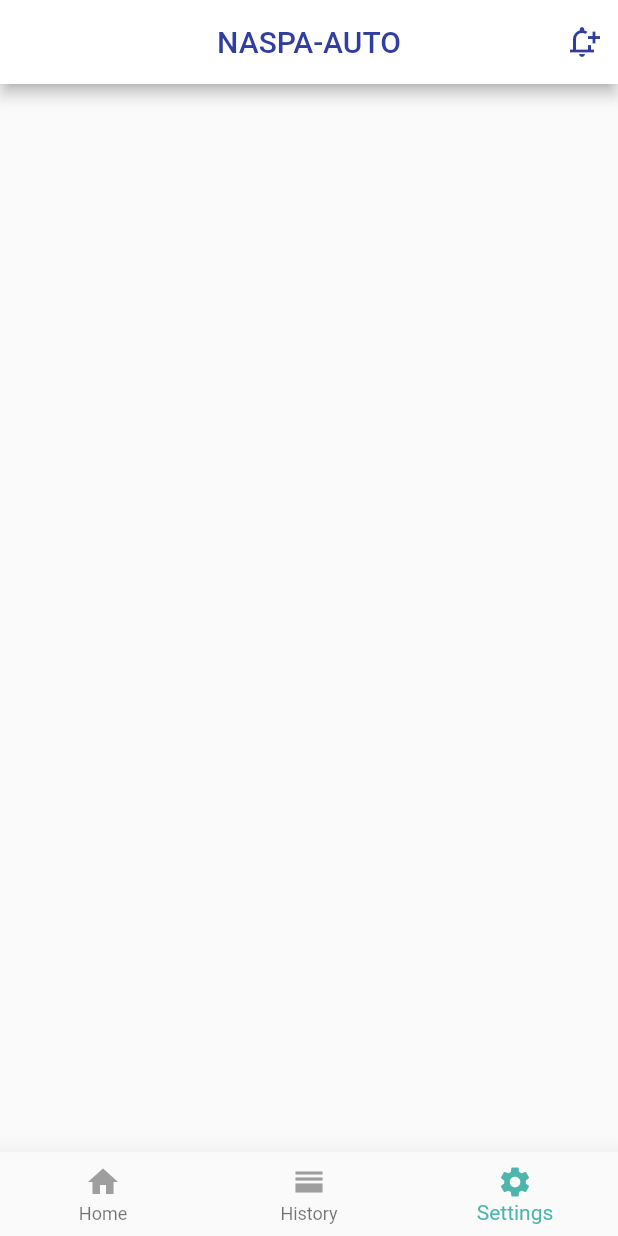
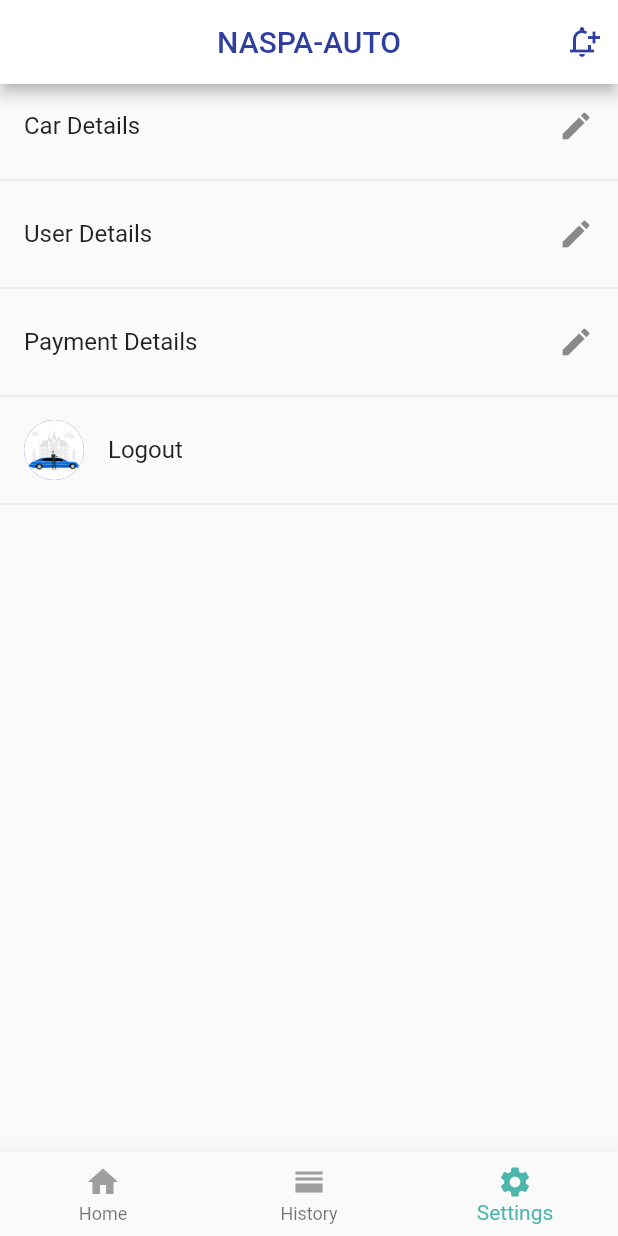
Before and after one commit to DynamoUltima/Naspa, a Flutter app: the Dashboard screen opened directly, item 3 of the bottom bar chosen, on a phone screen of 412 x 824 dp. Run offline on Flutter 3.47's test engine with Material 2 defaults, Android fonts, the phone set to English and light mode, and no system bars; our stand-ins replace carousel_slider, flutter_form_builder, table_calendar; network calls fail.

Commit message:
settings page created

```diff
--- a/lib/pages/auth/login.dart
+++ b/lib/pages/auth/login.dart
@@ -17,7 +17,7 @@ class _LoginState extends State<Login> {
   bool loading = false;
   final GlobalKey<FormState> _formkey = GlobalKey<FormState>();
   String src =
-      "https://www.shell.ca/en_ca/motorists/shell-canada-car-wash/_jcr_content/par/pageHeader/image.img.960.jpeg/1514941379206/27696-bnr-p5-cw-1900x1200-new.jpeg?imformat=chrome&imwidth=1280";
+      "https://i.pinimg.com/564x/74/16/a8/7416a803c1e946983e4abeef009a0ebf.jpg";
   Widget build(BuildContext context) {
     return Scaffold(
       body: Form(
--- a/lib/pages/home/home.dart
+++ b/lib/pages/home/home.dart
@@ -39,7 +39,9 @@ class _HomeState extends State<Home> {
     return Container(
       child: ListView(
         children: [
-          CarouselWidget(),
+          SizedBox(
+            height: 210,
+            child: CarouselWidget(),),
           Container(
             // height: 300,
             child: GridView.builder(
@@ -71,7 +73,7 @@ class _HomeState extends State<Home> {
       child: GestureDetector(
         onTap: () {
           Navigator.of(context).push(
-              MaterialPageRoute(builder: (context) => ServiceDetailPage()));
+              MaterialPageRoute(builder: (context) => ServiceDetailPage(pageTitle: title,)));
         },
         child: Card(
           clipBehavior: Clip.antiAliasWithSaveLayer,
--- a/lib/pages/home/settings.dart
+++ b/lib/pages/home/settings.dart
@@ -1,7 +1,8 @@
 import 'package:flutter/material.dart';
+import 'package:naspa/pages/auth/login.dart';
 
 class Setting extends StatefulWidget {
-  const Setting({ Key? key }) : super(key: key);
+  const Setting({Key? key}) : super(key: key);
 
   @override
   _SettingState createState() => _SettingState();
@@ -11,7 +12,57 @@ class _SettingState extends State<Setting> {
   @override
   Widget build(BuildContext context) {
     return Container(
-
+      child: ListView(
+        children: [
+          ListTile(
+            // leading: CircleAvatar(
+            //   backgroundColor: Colors.indigo[700],
+            //   foregroundImage: AssetImage("assets/images/limo.jpeg"),
+            // ),
+            title: Text("Car Details"),
+            // subtitle: Text("17th November 2020"),
+            trailing: Icon(Icons.edit),
+            onTap: () {},
+          ),
+          Divider(),
+          ListTile(
+            // leading: CircleAvatar(
+            //   backgroundColor: Colors.indigo[700],
+            //   foregroundImage: AssetImage("assets/images/limo.jpeg"),
+            // ),
+            title: Text("User Details"),
+            // subtitle: Text("17th November 2020"),
+            trailing: Icon(Icons.edit),
+            onTap: () {},
+          ),
+          Divider(),
+          ListTile(
+            // leading: CircleAvatar(
+            //   backgroundColor: Colors.indigo[700],
+            //   foregroundImage: AssetImage("assets/images/limo.jpeg"),
+            // ),
+            title: Text("Payment Details"),
+            // subtitle: Text("17th November 2020"),
+            trailing: Icon(Icons.edit),
+            onTap: () {},
+          ),
+          Divider(),
+          ListTile(
+            leading: CircleAvatar(
+              backgroundColor: Colors.indigo[700],
+              foregroundImage: AssetImage("assets/images/limo.jpeg"),
+            ),
+            title: Text("Logout"),
+            // subtitle: Text("17th November 2020"),
+            // trailing: Text("BMW"),
+            onTap: () {
+              Navigator.pushReplacement(
+                  context, MaterialPageRoute(builder: (context) => Login()));
+            },
+          ),
+          Divider()
+        ],
+      ),
     );
   }
 }
```
Also changed, not shown: lib/pages/auth/signup.dart (+10 -8 lines), lib/pages/home/history.dart (+46 -2 lines), lib/pages/service-detail-page.dart (+12 -10 lines), lib/shared/carousel.dart (+6 -12 lines), 3 other files.
